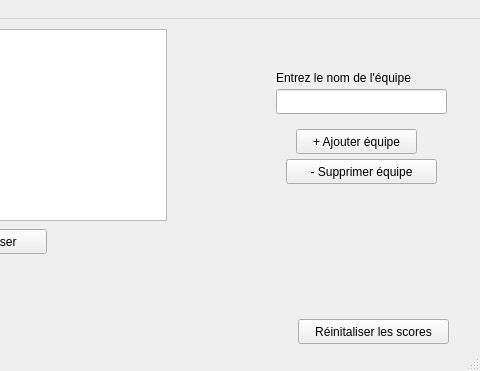
The window that mainwindow.ui (valow-psd/Tournoi2Foot) describes before a commit, drawn with Qt 5; both pictures show x 414 to 894 and y 0 to 371 of the 894 by 371 pixel window.
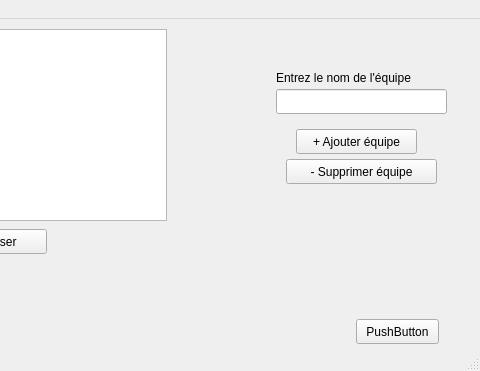
The same window after the commit.

Diff of the .ui file:
```diff
--- a/mainwindow.ui
+++ b/mainwindow.ui
@@ -163,14 +163,14 @@
    <widget class="QPushButton" name="on_BUTTON_reinitScores_clicked">
     <property name="geometry">
      <rect>
-      <x>712</x>
+      <x>770</x>
       <y>300</y>
-      <width>151</width>
+      <width>83</width>
       <height>25</height>
      </rect>
     </property>
     <property name="text">
-     <string>Réinitaliser les scores</string>
+     <string>PushButton</string>
     </property>
    </widget>
   </widget>
```
Left out of the diff: 2 changed lines with no effect on the pictures.
